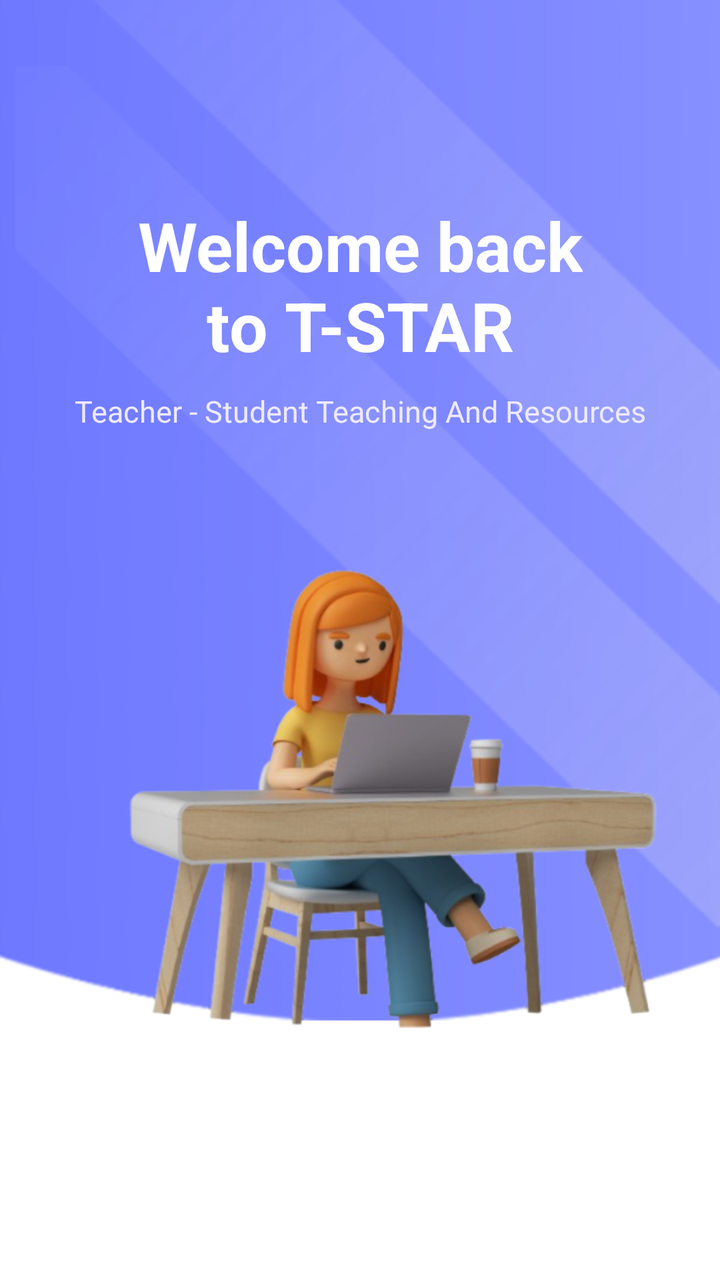
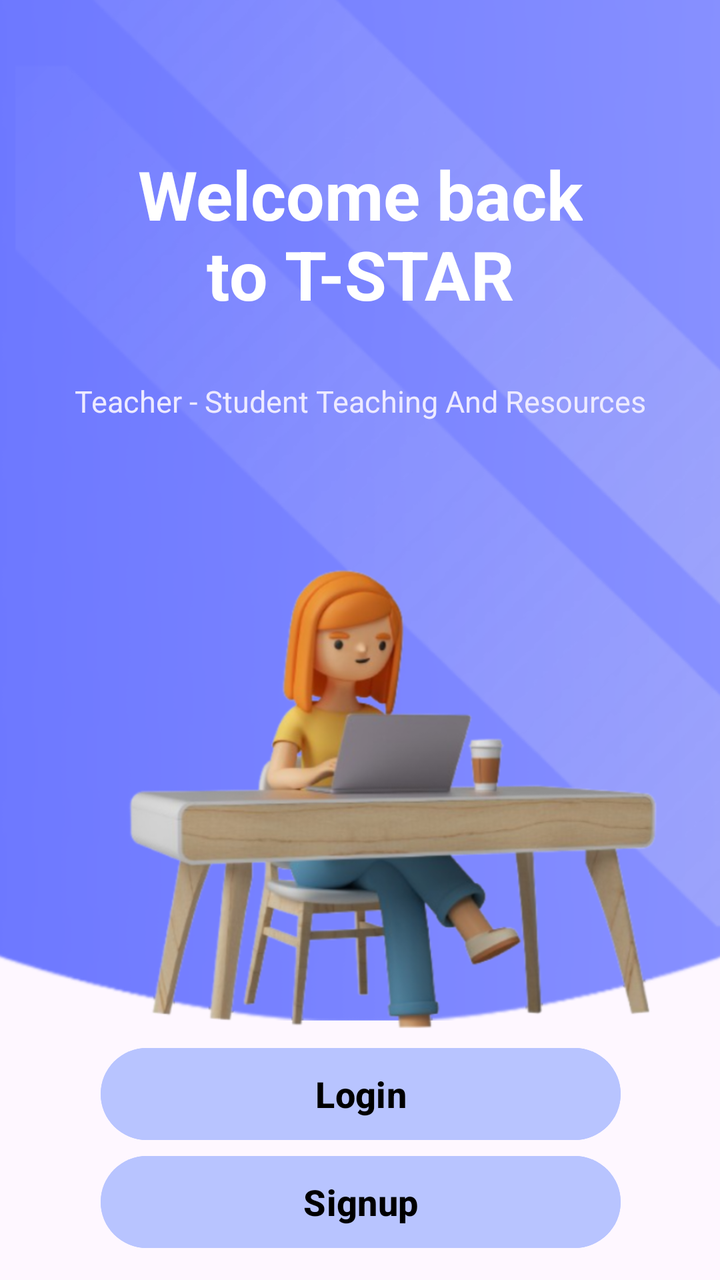

Compare the two renders of this Android layout. The source of the first and the diff that turns it into the second are given below.
<!-- AndroidManifest.xml: application theme Theme.TSTAR.Light -->
<!-- res/layout/tstar_entry_activity.xml -->
<?xml version="1.0" encoding="utf-8"?>
<androidx.constraintlayout.widget.ConstraintLayout xmlns:android="http://schemas.android.com/apk/res/android"
    xmlns:app="http://schemas.android.com/apk/res-auto"
    android:layout_width="match_parent"
    android:layout_height="match_parent"
    android:background="@color/white"
    android:fitsSystemWindows="true">

    <LinearLayout
        android:layout_width="match_parent"
        android:layout_height="match_parent"
        android:orientation="vertical"
        android:id="@+id/entry_page_ll_id1"
        android:background="@drawable/finalist_entrypage_bg"
        android:gravity="center_horizontal">

        
        <TextView
            android:id="@+id/txtWelcome"
            android:layout_width="wrap_content"
            android:layout_height="wrap_content"
            android:text="Welcome back\nto T-STAR"
            android:textStyle="bold"
            android:textColor="#FFFFFF"
            android:textSize="34sp"
            android:gravity="center"
            android:layout_marginTop="100dp" />

        
        <TextView
            android:id="@+id/txtDesc"
            android:layout_width="wrap_content"
            android:layout_height="wrap_content"
            android:text="Teacher - Student Teaching And Resources"
            android:textColor="#EDEAFF"
            android:textSize="15sp"
            android:gravity="center"
            android:layout_marginTop="10dp" />



        
        <Button
            android:id="@+id/btnLogin"
            android:layout_width="260dp"
            android:layout_height="54dp"
            android:text="Login"
            android:textSize="18sp"
            android:textColor="@color/black"
            android:textStyle="bold"
            android:backgroundTint="#B8C4FF"
            android:layout_marginTop="505dp"/>

        
        <Button
            android:id="@+id/btnSignup"
            android:layout_width="260dp"
            android:layout_height="54dp"
            android:text="Signup"
            android:textSize="18sp"
            android:textColor="@color/black"
            android:textStyle="bold"
            android:backgroundTint="#B8C4FF"
            android:layout_marginTop="10dp" />

    </LinearLayout>



</androidx.constraintlayout.widget.ConstraintLayout>
<!-- resources referenced by this layout -->
<resources>
  <color name="black">#FF000000</color>
  <color name="white">#FFFFFF</color>
  <!-- drawable finalist_entrypage_bg: png bitmap (drawable, 502110 bytes) -->
  <style name="Theme.TSTAR.Light" parent="Theme.Material3.Light.NoActionBar">
          <item name="android:windowLightStatusBar">true</item>
          <item name="android:forceDarkAllowed">false</item>
  
  
          
          <item name="colorPrimary">@color/Lavender</item>
          <item name="colorPrimaryVariant">@color/Dark_Lavender</item>
          <item name="colorOnPrimary">@color/white</item>
  
          
          <item name="android:statusBarColor">@color/Dark_Lavender</item>
  
          
          <item name="android:windowLightStatusBar">false</item>
  
      </style>
  <color name="Lavender">#8692f7</color>
  <color name="Dark_Lavender">#707CD9</color>
</resources>

<!-- the commit's change to res/layout/tstar_entry_activity.xml (unified diff, before → after) -->
@@ -1,70 +1,82 @@
 <?xml version="1.0" encoding="utf-8"?>
-<androidx.constraintlayout.widget.ConstraintLayout xmlns:android="http://schemas.android.com/apk/res/android"
+<ScrollView xmlns:android="http://schemas.android.com/apk/res/android"
     xmlns:app="http://schemas.android.com/apk/res-auto"
+    xmlns:tools="http://schemas.android.com/tools"
     android:layout_width="match_parent"
     android:layout_height="match_parent"
-    android:background="@color/white"
+    android:fillViewport="true"
     android:fitsSystemWindows="true">
 
-    <LinearLayout
+    
+    <androidx.constraintlayout.widget.ConstraintLayout
         android:layout_width="match_parent"
         android:layout_height="match_parent"
-        android:orientation="vertical"
-        android:id="@+id/entry_page_ll_id1"
-        android:background="@drawable/finalist_entrypage_bg"
-        android:gravity="center_horizontal">
+        android:background="@drawable/finalist_entrypage_bg">
 
-        
         <TextView
             android:id="@+id/txtWelcome"
             android:layout_width="wrap_content"
             android:layout_height="wrap_content"
+            android:gravity="center"
             android:text="Welcome back\nto T-STAR"
-            android:textStyle="bold"
             android:textColor="#FFFFFF"
             android:textSize="34sp"
-            android:gravity="center"
-            android:layout_marginTop="100dp" />
+            android:textStyle="bold"
+            app:layout_constraintBottom_toBottomOf="parent"
+            app:layout_constraintEnd_toEndOf="parent"
+            app:layout_constraintStart_toStartOf="parent"
+            app:layout_constraintTop_toTopOf="parent"
+            app:layout_constraintVertical_bias="0.134" />
 
-        
         <TextView
             android:id="@+id/txtDesc"
             android:layout_width="wrap_content"
             android:layout_height="wrap_content"
+            android:layout_marginTop="24dp"
+            android:gravity="center"
             android:text="Teacher - Student Teaching And Resources"
             android:textColor="#EDEAFF"
             android:textSize="15sp"
-            android:gravity="center"
-            android:layout_marginTop="10dp" />
+            app:layout_constraintBottom_toBottomOf="parent"
+            app:layout_constraintEnd_toEndOf="parent"
+            app:layout_constraintStart_toStartOf="parent"
+            app:layout_constraintTop_toBottomOf="@+id/txtWelcome"
+            app:layout_constraintVertical_bias="0.015" />
 
-
-
-        
         <Button
             android:id="@+id/btnLogin"
             android:layout_width="260dp"
             android:layout_height="54dp"
+
+            android:backgroundTint="#B8C4FF"
             android:text="Login"
+            android:textColor="@color/black"
             android:textSize="18sp"
-            android:textColor="@color/black"
             android:textStyle="bold"
-            android:backgroundTint="#B8C4FF"
-            android:layout_marginTop="505dp"/>
+            app:layout_constraintBottom_toBottomOf="parent"
+            app:layout_constraintEnd_toEndOf="parent"
+            app:layout_constraintHorizontal_bias="0.503"
+            app:layout_constraintStart_toStartOf="parent"
+            app:layout_constraintTop_toBottomOf="@+id/txtDesc"
+            app:layout_constraintVertical_bias="0.824" />
 
-        
         <Button
             android:id="@+id/btnSignup"
             android:layout_width="260dp"
             android:layout_height="54dp"
+            android:backgroundTint="#B8C4FF"
             android:text="Signup"
+            android:textColor="@color/black"
             android:textSize="18sp"
-            android:textColor="@color/black"
             android:textStyle="bold"
-            android:backgroundTint="#B8C4FF"
-            android:layout_marginTop="10dp" />
+            app:layout_constraintBottom_toBottomOf="parent"
+            app:layout_constraintEnd_toEndOf="parent"
 
-    </LinearLayout>
+            app:layout_constraintHorizontal_bias="0.503"
+            app:layout_constraintStart_toStartOf="parent"
+            app:layout_constraintTop_toBottomOf="@+id/btnLogin"
+            app:layout_constraintVertical_bias="0.0" />
 
+    </androidx.constraintlayout.widget.ConstraintLayout>
 
-
-</androidx.constraintlayout.widget.ConstraintLayout>
+</ScrollView>
